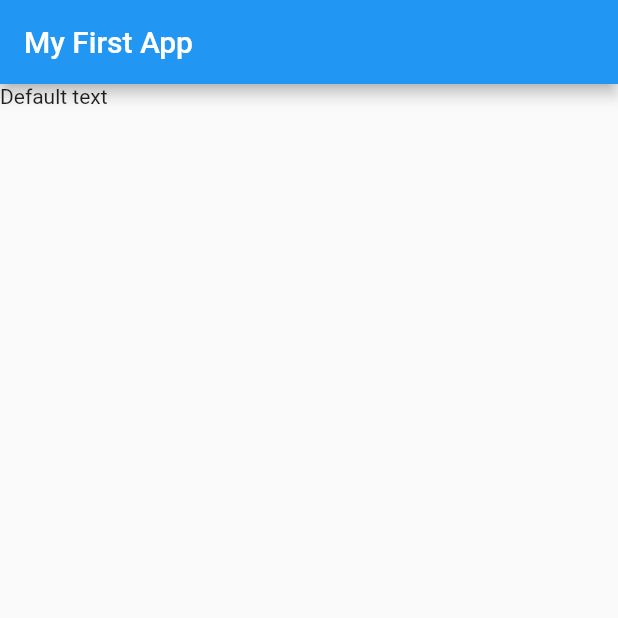
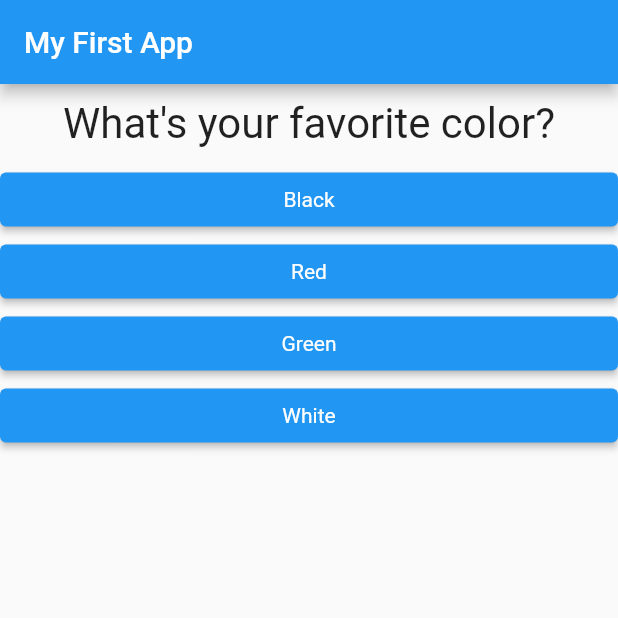
Before and after one commit to marcocaldera/flutter-course, a Flutter app: the screen it shows after launch, on a phone screen of 412 x 824 dp, the top half of it. Run offline on Flutter 3.47's test engine with Material 2 defaults, Android fonts, the phone set to English and light mode, and no system bars.

Commit message:
Update flutter quiz

```diff
--- /dev/null
+++ b/flutter_quiz/lib/answer.dart
@@ -0,0 +1,26 @@
+import 'package:flutter/material.dart';
+
+class Answer extends StatelessWidget {
+  final VoidCallback selectHandler;
+  final String answerText;
+
+  const Answer(this.selectHandler, this.answerText, {Key? key})
+      : super(key: key);
+
+  @override
+  Widget build(BuildContext context) {
+    return Container(
+      width: double.infinity,
+      child: ElevatedButton(
+        onPressed: selectHandler,
+        style: ButtonStyle(
+          backgroundColor: MaterialStateProperty.all(Colors.blue),
+          textStyle: MaterialStateProperty.resolveWith(
+            (states) => const TextStyle(color: Colors.white),
+          ),
+        ),
+        child: Text(answerText),
+      ),
+    );
+  }
+}
--- a/flutter_quiz/lib/main.dart
+++ b/flutter_quiz/lib/main.dart
@@ -1,18 +1,61 @@
+// ignore_for_file: prefer_const_constructors
+
 import 'package:flutter/material.dart';
 
-void main() => runApp(const MyApp());
+import './question.dart';
+import './answer.dart';
 
-class MyApp extends StatelessWidget {
-  const MyApp({Key? key}) : super(key: key);
+// const = compile time constant - never change
+// final = running time constant - never change at runtime
+
+void main() => runApp(MyApp());
+
+class MyApp extends StatefulWidget {
+  @override
+  State<MyApp> createState() => _MyAppState();
+}
+
+class _MyAppState extends State<MyApp> {
+  var _questionIndex = 0;
+
+  void _answerQuestion() {
+    setState(() {
+      _questionIndex += 1;
+    });
+  }
 
   @override
   Widget build(BuildContext context) {
+    const questions = [
+      {
+        "questionText": "What's your favorite color?",
+        "answers": ["Black", "Red", "Green", "White"],
+      },
+      {
+        "questionText": "What's your favorite animal?",
+        "answers": ["Rabbit", "Snake", "Elephant", "Lion"],
+      },
+      {
+        "questionText": "Who's your favorite instructor?",
+        "answers": ["Marco", "Max"],
+      },
+    ];
+
     return MaterialApp(
       home: Scaffold(
         appBar: AppBar(
           title: const Text("My First App"),
         ),
-        body: const Text("Default text"),
+        body: Column(
+          children: [
+            Question(
+              questionText: questions[_questionIndex]["questionText"] as String,
+            ),
+            ...(questions[_questionIndex]["answers"] as List<String>)
+                .map((answer) => Answer(_answerQuestion, answer))
+                .toList(),
+          ],
+        ),
       ),
     );
   }
--- /dev/null
+++ b/flutter_quiz/lib/question.dart
@@ -0,0 +1,20 @@
+import 'package:flutter/material.dart';
+
+class Question extends StatelessWidget {
+  final String questionText;
+
+  const Question({required this.questionText, Key? key}) : super(key: key);
+
+  @override
+  Widget build(BuildContext context) {
+    return Container(
+      width: double.infinity,
+      margin: const EdgeInsets.all(10),
+      child: Text(
+        questionText,
+        style: const TextStyle(fontSize: 28),
+        textAlign: TextAlign.center,
+      ),
+    );
+  }
+}
```
Also changed, not shown: assets/stateless-stateful.png (added), 1 other file.
